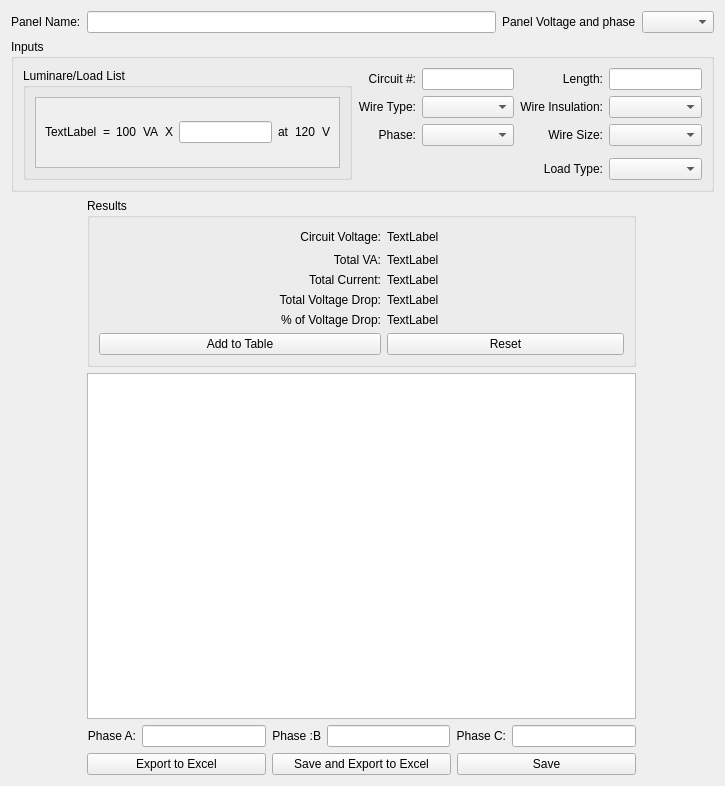
Old version of the form Voltage_Drop_GUI.ui in the repository simplesports/WorkHelper.
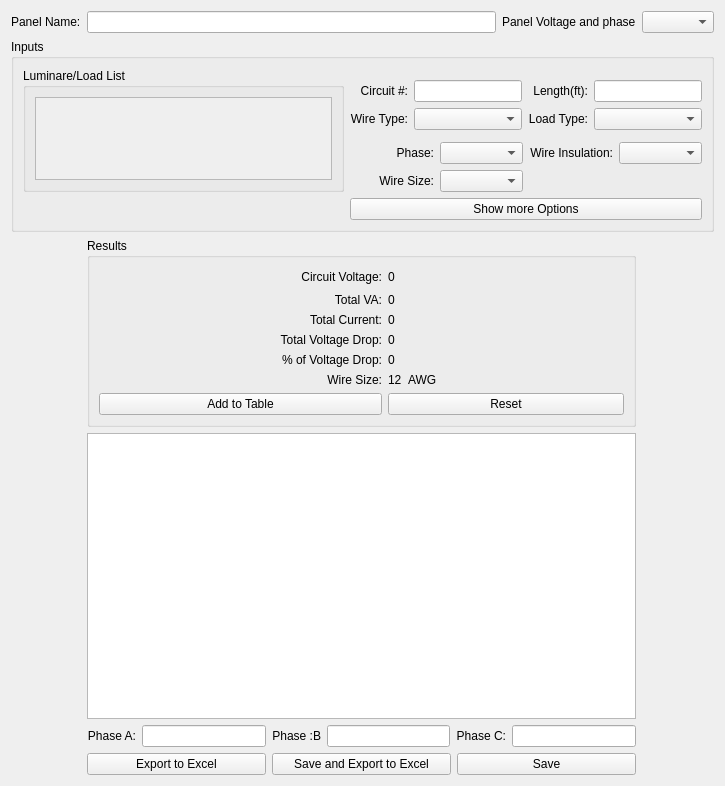
New version of the form.

```diff
--- a/Voltage_Drop_GUI.ui
+++ b/Voltage_Drop_GUI.ui
@@ -14,6 +14,9 @@
    <string>Voltage Drop Calculator</string>
   </property>
   <layout class="QGridLayout" name="gridLayout">
+   <item row="3" column="1" colspan="2">
+    <widget class="QTableWidget" name="tableWidget"/>
+   </item>
    <item row="0" column="2">
     <widget class="QLabel" name="text_Panel_Voltage">
      <property name="text">
@@ -24,8 +27,188 @@
    <item row="0" column="3">
     <widget class="QComboBox" name="comboBox_Panel_Voltage"/>
    </item>
-   <item row="3" column="1" colspan="2">
-    <widget class="QTableWidget" name="tableWidget"/>
+   <item row="2" column="1" colspan="2">
+    <widget class="QGroupBox" name="groupBox_Results">
+     <property name="title">
+      <string>Results</string>
+     </property>
+     <layout class="QGridLayout" name="gridLayout_5">
+      <item row="3" column="1">
+       <widget class="QLabel" name="text_Total_Voltage_Drop">
+        <property name="text">
+         <string>Total Voltage Drop:</string>
+        </property>
+        <property name="alignment">
+         <set>Qt::AlignRight|Qt::AlignTrailing|Qt::AlignVCenter</set>
+        </property>
+       </widget>
+      </item>
+      <item row="2" column="2">
+       <widget class="QLabel" name="text_Total_Current_RESULTS">
+        <property name="text">
+         <string>0</string>
+        </property>
+       </widget>
+      </item>
+      <item row="1" column="1">
+       <widget class="QLabel" name="text_Total_VA">
+        <property name="text">
+         <string>Total VA:</string>
+        </property>
+        <property name="alignment">
+         <set>Qt::AlignRight|Qt::AlignTrailing|Qt::AlignVCenter</set>
+        </property>
+       </widget>
+      </item>
+      <item row="4" column="1">
+       <widget class="QLabel" name="text_Pre_Voltage_Drop">
+        <property name="text">
+         <string>% of Voltage Drop:</string>
+        </property>
+        <property name="alignment">
+         <set>Qt::AlignRight|Qt::AlignTrailing|Qt::AlignVCenter</set>
+        </property>
+       </widget>
+      </item>
+      <item row="2" column="1">
+       <widget class="QLabel" name="text_Total_Current">
+        <property name="text">
+         <string>Total Current:</string>
+        </property>
+        <property name="alignment">
+         <set>Qt::AlignRight|Qt::AlignTrailing|Qt::AlignVCenter</set>
+        </property>
+       </widget>
+      </item>
+      <item row="3" column="2">
+       <widget class="QLabel" name="text_Total_Voltage_Drop_RESULTS">
+        <property name="text">
+         <string>0</string>
+        </property>
+       </widget>
+      </item>
+      <item row="0" column="2">
+       <widget class="QLabel" name="text_Circuit_Voltage_RESULTS">
+        <property name="text">
+         <string>0</string>
+        </property>
+       </widget>
+      </item>
+      <item row="0" column="4">
+       <spacer name="horizontalSpacer">
+        <property name="orientation">
+         <enum>Qt::Horizontal</enum>
+        </property>
+        <property name="sizeHint" stdset="0">
+         <size>
+          <width>40</width>
+          <height>20</height>
+         </size>
+        </property>
+       </spacer>
+      </item>
+      <item row="1" column="2">
+       <widget class="QLabel" name="text_Total_VA_RESULTS">
+        <property name="text">
+         <string>0</string>
+        </property>
+       </widget>
+      </item>
+      <item row="0" column="1">
+       <widget class="QLabel" name="text_Circuit_Voltage">
+        <property name="text">
+         <string>Circuit Voltage:</string>
+        </property>
+        <property name="alignment">
+         <set>Qt::AlignRight|Qt::AlignTrailing|Qt::AlignVCenter</set>
+        </property>
+       </widget>
+      </item>
+      <item row="4" column="2">
+       <widget class="QLabel" name="text_Pre_Voltage_Drop_2">
+        <property name="text">
+         <string>0</string>
+        </property>
+       </widget>
+      </item>
+      <item row="6" column="0" colspan="2">
+       <widget class="QPushButton" name="Button_Add_To_Table">
+        <property name="text">
+         <string>Add to Table</string>
+        </property>
+       </widget>
+      </item>
+      <item row="0" column="0">
+       <spacer name="horizontalSpacer_2">
+        <property name="orientation">
+         <enum>Qt::Horizontal</enum>
+        </property>
+        <property name="sizeHint" stdset="0">
+         <size>
+          <width>40</width>
+          <height>20</height>
+         </size>
+        </property>
+       </spacer>
+      </item>
+      <item row="6" column="2" colspan="4">
+       <widget class="QPushButton" name="Button_Reset">
+        <property name="text">
+         <string>Reset</string>
+        </property>
+       </widget>
+      </item>
+      <item row="5" column="2">
+       <widget class="QLabel" name="Text_Wire_Size_RESULTS">
+        <property name="text">
+         <string>12</string>
+        </property>
+       </widget>
+      </item>
+      <item row="5" column="1">
+       <widget class="QLabel" name="text_Wire_size">
+        <property name="text">
+         <string>Wire Size:</string>
+        </property>
+        <property name="alignment">
+         <set>Qt::AlignRight|Qt::AlignTrailing|Qt::AlignVCenter</set>
+        </property>
+       </widget>
+      </item>
+      <item row="5" column="3">
+       <widget class="QLabel" name="text_Wire_SIze_Label">
+        <property name="text">
+         <string>AWG</string>
+        </property>
+       </widget>
+      </item>
+     </layout>
+    </widget>
+   </item>
+   <item row="5" column="1" colspan="2">
+    <layout class="QHBoxLayout" name="horizontalLayout">
+     <item>
+      <widget class="QPushButton" name="Button_Export">
+       <property name="text">
+        <string>Export to Excel</string>
+       </property>
+      </widget>
+     </item>
+     <item>
+      <widget class="QPushButton" name="Button_Save_Export">
+       <property name="text">
+        <string>Save and Export to Excel</string>
+       </property>
+      </widget>
+     </item>
+     <item>
+      <widget class="QPushButton" name="Button_Save">
+       <property name="text">
+        <string>Save</string>
+       </property>
+      </widget>
+     </item>
+    </layout>
    </item>
    <item row="4" column="1" colspan="2">
     <layout class="QHBoxLayout" name="horizontalLayout_Phase">
@@ -86,79 +269,7 @@
       <string>Inputs</string>
      </property>
      <layout class="QGridLayout" name="gridLayout_2">
-      <item row="4" column="5">
-       <widget class="QComboBox" name="comboBox_Load_Type"/>
-      </item>
-      <item row="0" column="2">
-       <widget class="QLineEdit" name="UserInput_Circuit_Number"/>
-      </item>
-      <item row="0" column="1">
-       <widget class="QLabel" name="text_Circuit_Number">
-        <property name="text">
-         <string>Circuit #:</string>
-        </property>
-        <property name="alignment">
-         <set>Qt::AlignRight|Qt::AlignTrailing|Qt::AlignVCenter</set>
-        </property>
-       </widget>
-      </item>
-      <item row="1" column="1">
-       <widget class="QLabel" name="text_Wire_Type">
-        <property name="text">
-         <string>Wire Type:</string>
-        </property>
-        <property name="alignment">
-         <set>Qt::AlignRight|Qt::AlignTrailing|Qt::AlignVCenter</set>
-        </property>
-       </widget>
-      </item>
-      <item row="1" column="2">
-       <widget class="QComboBox" name="comboBox_Wire_Type"/>
-      </item>
-      <item row="2" column="2">
-       <widget class="QComboBox" name="comboBox_Phase"/>
-      </item>
-      <item row="1" column="3">
-       <widget class="QLabel" name="text_Wire_Insulation">
-        <property name="text">
-         <string>Wire Insulation:</string>
-        </property>
-        <property name="alignment">
-         <set>Qt::AlignRight|Qt::AlignTrailing|Qt::AlignVCenter</set>
-        </property>
-       </widget>
-      </item>
-      <item row="0" column="3">
-       <widget class="QLabel" name="text_Length">
-        <property name="text">
-         <string>Length:</string>
-        </property>
-        <property name="alignment">
-         <set>Qt::AlignRight|Qt::AlignTrailing|Qt::AlignVCenter</set>
-        </property>
-       </widget>
-      </item>
-      <item row="2" column="1">
-       <widget class="QLabel" name="text_Phase">
-        <property name="text">
-         <string>Phase:</string>
-        </property>
-        <property name="alignment">
-         <set>Qt::AlignRight|Qt::AlignTrailing|Qt::AlignVCenter</set>
-        </property>
-       </widget>
-      </item>
-      <item row="4" column="3">
-       <widget class="QLabel" name="text_Load_Type">
-        <property name="text">
-         <string>Load Type:</string>
-        </property>
-        <property name="alignment">
-         <set>Qt::AlignRight|Qt::AlignTrailing|Qt::AlignVCenter</set>
-        </property>
-       </widget>
-      </item>
-      <item row="0" column="0" rowspan="5">
+      <item row="3" column="0" rowspan="5">
        <widget class="QGroupBox" name="groupBox_Load_List">
         <property name="title">
          <string>Luminare/Load List</string>
@@ -174,158 +285,125 @@
              <rect>
               <x>0</x>
               <y>0</y>
-              <width>299</width>
-              <height>69</height>
+              <width>295</width>
+              <height>73</height>
              </rect>
             </property>
-            <layout class="QGridLayout" name="gridLayout_4">
-             <item row="0" column="0">
-              <widget class="QLabel" name="text_Load_Name">
-               <property name="text">
-                <string>TextLabel</string>
-               </property>
-              </widget>
-             </item>
-             <item row="0" column="1">
-              <widget class="QLabel" name="text_equal">
-               <property name="text">
-                <string>=</string>
-               </property>
-              </widget>
-             </item>
-             <item row="0" column="3">
-              <widget class="QLabel" name="text_VA">
-               <property name="text">
-                <string>VA</string>
-               </property>
-              </widget>
-             </item>
-             <item row="0" column="2">
-              <widget class="QLabel" name="text_Load_Value">
-               <property name="text">
-                <string>100</string>
-               </property>
-              </widget>
-             </item>
-             <item row="0" column="4">
-              <widget class="QLabel" name="text_Times">
-               <property name="text">
-                <string>X</string>
-               </property>
-              </widget>
-             </item>
-             <item row="0" column="5">
-              <widget class="QLineEdit" name="UserInput_Num_Load"/>
-             </item>
-             <item row="0" column="6">
-              <widget class="QLabel" name="text_at">
-               <property name="text">
-                <string>at</string>
-               </property>
-              </widget>
-             </item>
-             <item row="0" column="7">
-              <widget class="QLabel" name="text_Load_Voltage">
-               <property name="text">
-                <string>120</string>
-               </property>
-              </widget>
-             </item>
-             <item row="0" column="8">
-              <widget class="QLabel" name="text_Voltage">
-               <property name="text">
-                <string>V</string>
-               </property>
-              </widget>
-             </item>
-            </layout>
+            <layout class="QGridLayout" name="gridLayout_Load_List"/>
            </widget>
           </widget>
          </item>
         </layout>
        </widget>
       </item>
-      <item row="0" column="5">
-       <widget class="QLineEdit" name="UserInput_Length"/>
+      <item row="5" column="1">
+       <layout class="QGridLayout" name="gridLayout_MainInputs">
+        <item row="0" column="0">
+         <widget class="QLabel" name="text_Circuit_Number">
+          <property name="text">
+           <string>Circuit #:</string>
+          </property>
+          <property name="alignment">
+           <set>Qt::AlignRight|Qt::AlignTrailing|Qt::AlignVCenter</set>
+          </property>
+         </widget>
+        </item>
+        <item row="0" column="1">
+         <widget class="QLineEdit" name="UserInput_Circuit_Number"/>
+        </item>
+        <item row="0" column="2">
+         <widget class="QLabel" name="text_Length">
+          <property name="text">
+           <string>Length(ft):</string>
+          </property>
+          <property name="alignment">
+           <set>Qt::AlignRight|Qt::AlignTrailing|Qt::AlignVCenter</set>
+          </property>
+         </widget>
+        </item>
+        <item row="1" column="0">
+         <widget class="QLabel" name="text_Wire_Type">
+          <property name="text">
+           <string>Wire Type:</string>
+          </property>
+          <property name="alignment">
+           <set>Qt::AlignRight|Qt::AlignTrailing|Qt::AlignVCenter</set>
+          </property>
+         </widget>
+        </item>
+        <item row="1" column="2">
+         <widget class="QLabel" name="text_Load_Type">
+          <property name="text">
+           <string>Load Type:</string>
+          </property>
+          <property name="alignment">
+           <set>Qt::AlignRight|Qt::AlignTrailing|Qt::AlignVCenter</set>
+          </property>
+         </widget>
+        </item>
+        <item row="1" column="1">
+         <widget class="QComboBox" name="comboBox_Wire_Type"/>
+        </item>
+        <item row="1" column="3">
+         <widget class="QComboBox" name="comboBox_Load_Type"/>
+        </item>
+        <item row="0" column="3">
+         <widget class="QLineEdit" name="UserInput_Length"/>
+        </item>
+       </layout>
       </item>
-      <item row="1" column="5">
-       <widget class="QComboBox" name="comboBox_Wire_Insulation"/>
+      <item row="7" column="1">
+       <layout class="QGridLayout" name="gridLayout_MoreOptions">
+        <item row="0" column="4">
+         <widget class="QComboBox" name="comboBox_Wire_Insulation"/>
+        </item>
+        <item row="0" column="1">
+         <widget class="QLabel" name="text_Phase">
+          <property name="text">
+           <string>Phase:</string>
+          </property>
+          <property name="alignment">
+           <set>Qt::AlignRight|Qt::AlignTrailing|Qt::AlignVCenter</set>
+          </property>
+         </widget>
+        </item>
+        <item row="0" column="3">
+         <widget class="QLabel" name="text_Wire_Insulation">
+          <property name="text">
+           <string>Wire Insulation:</string>
+          </property>
+          <property name="alignment">
+           <set>Qt::AlignRight|Qt::AlignTrailing|Qt::AlignVCenter</set>
+          </property>
+         </widget>
+        </item>
+        <item row="0" column="2">
+         <widget class="QComboBox" name="comboBox_Phase"/>
+        </item>
+        <item row="1" column="1">
+         <widget class="QLabel" name="text_Wire_Size">
+          <property name="text">
+           <string>Wire Size:</string>
+          </property>
+          <property name="alignment">
+           <set>Qt::AlignRight|Qt::AlignTrailing|Qt::AlignVCenter</set>
+          </property>
+         </widget>
+        </item>
+        <item row="1" column="2">
+         <widget class="QComboBox" name="comboBox_Wire_Size"/>
+        </item>
+       </layout>
       </item>
-      <item row="2" column="5">
-       <widget class="QComboBox" name="comboBox_Wire_Size"/>
-      </item>
-      <item row="2" column="3">
-       <widget class="QLabel" name="text_Wire_Size">
+      <item row="9" column="1">
+       <widget class="QPushButton" name="Button_Show_more_Options">
         <property name="text">
-         <string>Wire Size:</string>
+         <string>Show more Options</string>
         </property>
-        <property name="alignment">
-         <set>Qt::AlignRight|Qt::AlignTrailing|Qt::AlignVCenter</set>
-        </property>
        </widget>
       </item>
-     </layout>
-    </widget>
-   </item>
-   <item row="2" column="1" colspan="2">
-    <widget class="QGroupBox" name="groupBox_Results">
-     <property name="title">
-      <string>Results</string>
-     </property>
-     <layout class="QGridLayout" name="gridLayout_5">
-      <item row="2" column="2">
-       <widget class="QLabel" name="text_Total_Current_RESULTS">
-        <property name="text">
-         <string>TextLabel</string>
-        </property>
-       </widget>
-      </item>
-      <item row="1" column="1">
-       <widget class="QLabel" name="text_Total_VA">
-        <property name="text">
-         <string>Total VA:</string>
-        </property>
-        <property name="alignment">
-         <set>Qt::AlignRight|Qt::AlignTrailing|Qt::AlignVCenter</set>
-        </property>
-       </widget>
-      </item>
-      <item row="3" column="1">
-       <widget class="QLabel" name="text_Total_Voltage_Drop">
-        <property name="text">
-         <string>Total Voltage Drop:</string>
-        </property>
-        <property name="alignment">
-         <set>Qt::AlignRight|Qt::AlignTrailing|Qt::AlignVCenter</set>
-        </property>
-       </widget>
-      </item>
-      <item row="2" column="1">
-       <widget class="QLabel" name="text_Total_Current">
-        <property name="text">
-         <string>Total Current:</string>
-        </property>
-        <property name="alignment">
-         <set>Qt::AlignRight|Qt::AlignTrailing|Qt::AlignVCenter</set>
-        </property>
-       </widget>
-      </item>
-      <item row="3" column="2">
-       <widget class="QLabel" name="text_Total_Voltage_Drop_RESULTS">
-        <property name="text">
-         <string>TextLabel</string>
-        </property>
-       </widget>
-      </item>
-      <item row="0" column="2">
-       <widget class="QLabel" name="text_Circuit_Voltage_RESULTS">
-        <property name="text">
-         <string>TextLabel</string>
-        </property>
-       </widget>
-      </item>
-      <item row="0" column="3">
-       <spacer name="horizontalSpacer">
+      <item row="9" column="0">
+       <spacer name="horizontalSpacer_3">
         <property name="orientation">
          <enum>Qt::Horizontal</enum>
         </property>
@@ -337,95 +415,9 @@
         </property>
        </spacer>
       </item>
-      <item row="4" column="1">
-       <widget class="QLabel" name="text_Pre_Voltage_Drop">
-        <property name="text">
-         <string>% of Voltage Drop:</string>
-        </property>
-        <property name="alignment">
-         <set>Qt::AlignRight|Qt::AlignTrailing|Qt::AlignVCenter</set>
-        </property>
-       </widget>
-      </item>
-      <item row="4" column="2">
-       <widget class="QLabel" name="text_Pre_Voltage_Drop_2">
-        <property name="text">
-         <string>TextLabel</string>
-        </property>
-       </widget>
-      </item>
-      <item row="1" column="2">
-       <widget class="QLabel" name="text_Total_VA_RESULTS">
-        <property name="text">
-         <string>TextLabel</string>
-        </property>
-       </widget>
-      </item>
-      <item row="0" column="1">
-       <widget class="QLabel" name="text_Circuit_Voltage">
-        <property name="text">
-         <string>Circuit Voltage:</string>
-        </property>
-        <property name="alignment">
-         <set>Qt::AlignRight|Qt::AlignTrailing|Qt::AlignVCenter</set>
-        </property>
-       </widget>
-      </item>
-      <item row="0" column="0">
-       <spacer name="horizontalSpacer_2">
-        <property name="orientation">
-         <enum>Qt::Horizontal</enum>
-        </property>
-        <property name="sizeHint" stdset="0">
-         <size>
-          <width>40</width>
-          <height>20</height>
-         </size>
-        </property>
-       </spacer>
-      </item>
-      <item row="5" column="0" colspan="2">
-       <widget class="QPushButton" name="Button_Add_To_Table">
-        <property name="text">
-         <string>Add to Table</string>
-        </property>
-       </widget>
-      </item>
-      <item row="5" column="2" colspan="3">
-       <widget class="QPushButton" name="Button_Reset">
-        <property name="text">
-         <string>Reset</string>
-        </property>
-       </widget>
-      </item>
      </layout>
     </widget>
    </item>
-   <item row="5" column="1" colspan="2">
-    <layout class="QHBoxLayout" name="horizontalLayout">
-     <item>
-      <widget class="QPushButton" name="Button_Export">
-       <property name="text">
-        <string>Export to Excel</string>
-       </property>
-      </widget>
-     </item>
-     <item>
-      <widget class="QPushButton" name="Button_Save_Export">
-       <property name="text">
-        <string>Save and Export to Excel</string>
-       </property>
-      </widget>
-     </item>
-     <item>
-      <widget class="QPushButton" name="Button_Save">
-       <property name="text">
-        <string>Save</string>
-       </property>
-      </widget>
-     </item>
-    </layout>
-   </item>
   </layout>
  </widget>
  <resources/>
```
